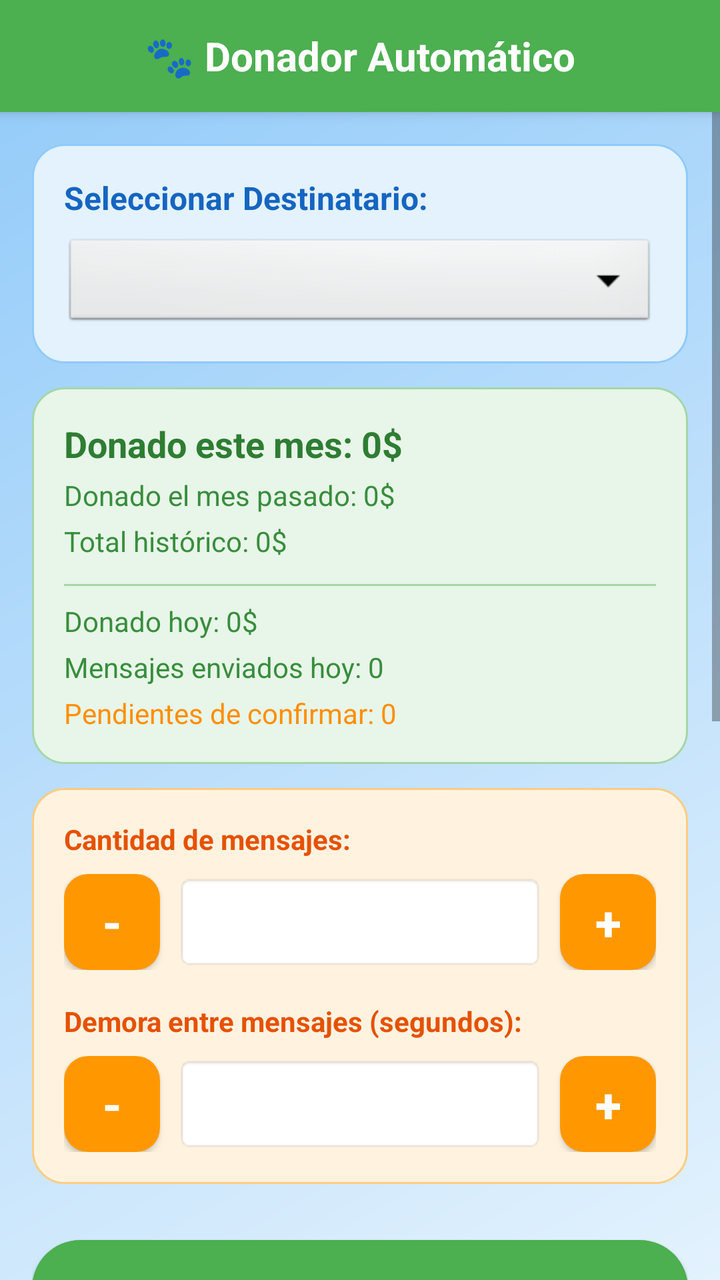
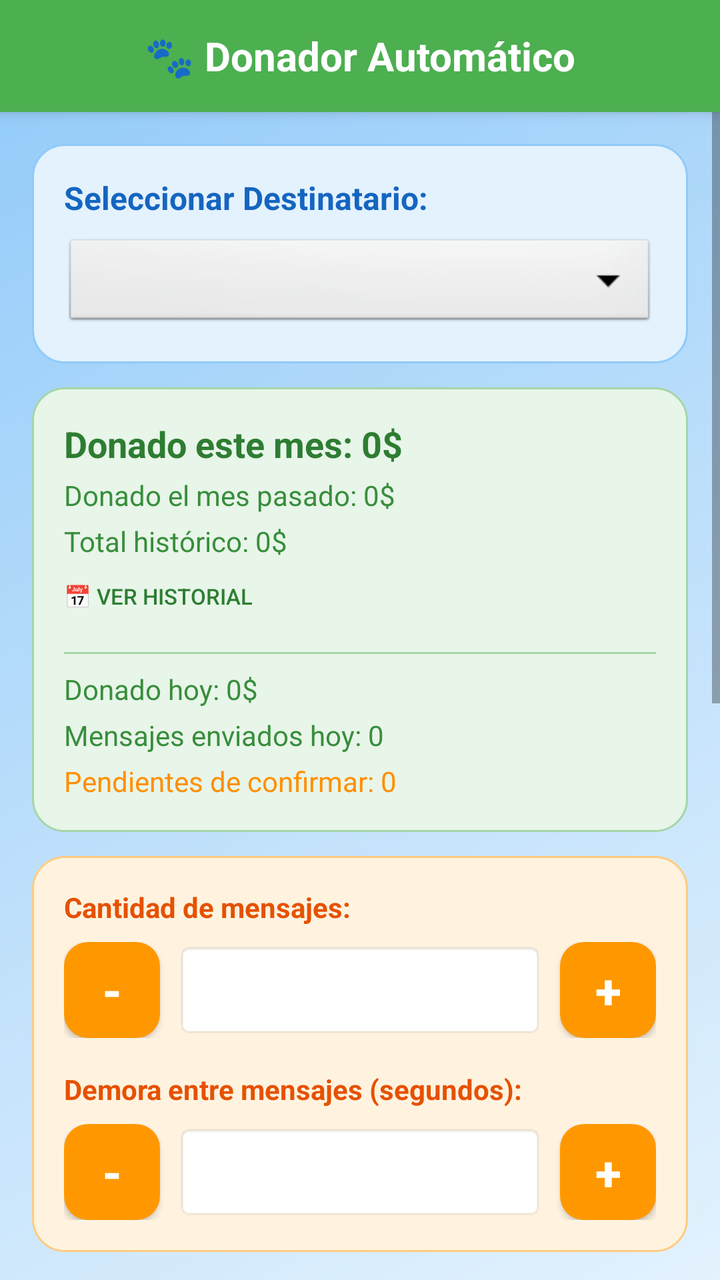

The first picture is an Android layout as it rendered before a commit; the second is the same layout after the commit. The layout source and the unified diff follow.
<!-- AndroidManifest.xml: activity theme Theme.DonadorAutomatico -->
<!-- res/layout/activity_main.xml -->
<?xml version="1.0" encoding="utf-8"?>
<LinearLayout xmlns:android="http://schemas.android.com/apk/res/android"
    android:layout_width="match_parent"
    android:layout_height="match_parent"
    android:orientation="vertical"
    android:background="@drawable/gradient_background">

    
    <LinearLayout
        android:layout_width="match_parent"
        android:layout_height="56dp"
        android:background="#4CAF50"
        android:gravity="center"
        android:elevation="4dp">

        <TextView
            android:layout_width="wrap_content"
            android:layout_height="wrap_content"
            android:text="🐾 Donador Automático"
            android:textSize="20sp"
            android:textStyle="bold"
            android:textColor="@android:color/white" />

    </LinearLayout>

    <ScrollView
        android:layout_width="match_parent"
        android:layout_height="0dp"
        android:layout_weight="1"
        android:fillViewport="true"
        android:clipToPadding="false">

        <LinearLayout
            android:layout_width="match_parent"
            android:layout_height="wrap_content"
            android:orientation="vertical"
            android:paddingStart="16dp"
            android:paddingEnd="16dp"
            android:paddingTop="16dp"
            android:paddingBottom="48dp">

    
    <LinearLayout
        android:layout_width="match_parent"
        android:layout_height="wrap_content"
        android:orientation="vertical"
        android:background="@drawable/card_pastel_blue"
        android:padding="16dp"
        android:layout_marginBottom="12dp">

        <TextView
            android:layout_width="wrap_content"
            android:layout_height="wrap_content"
            android:text="Seleccionar Destinatario:"
            android:textSize="16sp"
            android:textStyle="bold"
            android:textColor="#1565C0"
            android:layout_marginBottom="8dp" />

        <Spinner
            android:id="@+id/recipientSpinner"
            android:layout_width="match_parent"
            android:layout_height="48dp"
            android:background="@android:drawable/btn_dropdown" />

    </LinearLayout>

    
    <LinearLayout
        android:layout_width="match_parent"
        android:layout_height="wrap_content"
        android:orientation="vertical"
        android:background="@drawable/card_pastel_green"
        android:padding="16dp"
        android:layout_marginBottom="12dp">

        <TextView
            android:id="@+id/donationAmountTextView"
            android:layout_width="match_parent"
            android:layout_height="wrap_content"
            android:text="Donado este mes: 0$"
            android:textSize="18sp"
            android:textStyle="bold"
            android:textColor="#2E7D32"/>

        <TextView
            android:id="@+id/lastMonthDonationTextView"
            android:layout_width="match_parent"
            android:layout_height="wrap_content"
            android:text="Donado el mes pasado: 0$"
            android:textSize="14sp"
            android:textColor="#388E3C"
            android:layout_marginTop="4dp"/>

        <TextView
            android:id="@+id/totalDonationTextView"
            android:layout_width="match_parent"
            android:layout_height="wrap_content"
            android:text="Total histórico: 0$"
            android:textSize="14sp"
            android:textColor="#388E3C"
            android:layout_marginTop="4dp"/>

        <View
            android:layout_width="match_parent"
            android:layout_height="1dp"
            android:background="#A5D6A7"
            android:layout_marginTop="12dp"
            android:layout_marginBottom="8dp" />

        <TextView
            android:id="@+id/todayDonationTextView"
            android:layout_width="match_parent"
            android:layout_height="wrap_content"
            android:text="Donado hoy: 0$"
            android:textSize="14sp"
            android:textColor="#388E3C"/>

        <TextView
            android:id="@+id/sentMessagesTextView"
            android:layout_width="match_parent"
            android:layout_height="wrap_content"
            android:text="Mensajes enviados hoy: 0"
            android:textSize="14sp"
            android:textColor="#388E3C"
            android:layout_marginTop="4dp"/>

        <TextView
            android:id="@+id/pendingConfirmationsTextView"
            android:layout_width="match_parent"
            android:layout_height="wrap_content"
            android:text="Pendientes de confirmar: 0"
            android:textSize="14sp"
            android:textColor="#FF8F00"
            android:layout_marginTop="4dp"/>

    </LinearLayout>

    
    <LinearLayout
        android:layout_width="match_parent"
        android:layout_height="wrap_content"
        android:orientation="vertical"
        android:background="@drawable/card_pastel_orange"
        android:padding="16dp"
        android:layout_marginBottom="12dp">

        <TextView
            android:layout_width="wrap_content"
            android:layout_height="wrap_content"
            android:text="Cantidad de mensajes:"
            android:textSize="14sp"
            android:textStyle="bold"
            android:textColor="#E65100" />

        <LinearLayout
            android:layout_width="match_parent"
            android:layout_height="wrap_content"
            android:orientation="horizontal"
            android:gravity="center_vertical"
            android:layout_marginTop="8dp">

            <Button
                android:id="@+id/messageCountMinus"
                android:layout_width="48dp"
                android:layout_height="48dp"
                android:text="-"
                android:textSize="24sp"
                android:textStyle="bold"
                android:textColor="@android:color/white"
                android:background="@drawable/stepper_button" />

            <EditText
                android:id="@+id/messageCount"
                android:layout_width="0dp"
                android:layout_height="48dp"
                android:layout_weight="1"
                android:gravity="center"
                android:inputType="number"
                android:textSize="20sp"
                android:textStyle="bold"
                android:background="@android:drawable/editbox_background"
                android:layout_marginStart="8dp"
                android:layout_marginEnd="8dp" />

            <Button
                android:id="@+id/messageCountPlus"
                android:layout_width="48dp"
                android:layout_height="48dp"
                android:text="+"
                android:textSize="24sp"
                android:textStyle="bold"
                android:textColor="@android:color/white"
                android:background="@drawable/stepper_button" />

        </LinearLayout>

        <TextView
            android:layout_width="wrap_content"
            android:layout_height="wrap_content"
            android:text="Demora entre mensajes (segundos):"
            android:textSize="14sp"
            android:textStyle="bold"
            android:textColor="#E65100"
            android:layout_marginTop="16dp" />

        <LinearLayout
            android:layout_width="match_parent"
            android:layout_height="wrap_content"
            android:orientation="horizontal"
            android:gravity="center_vertical"
            android:layout_marginTop="8dp">

            <Button
                android:id="@+id/delayMinus"
                android:layout_width="48dp"
                android:layout_height="48dp"
                android:text="-"
                android:textSize="24sp"
                android:textStyle="bold"
                android:textColor="@android:color/white"
                android:background="@drawable/stepper_button" />

            <EditText
                android:id="@+id/delayInput"
                android:layout_width="0dp"
                android:layout_height="48dp"
                android:layout_weight="1"
                android:gravity="center"
                android:inputType="number"
                android:textSize="20sp"
                android:textStyle="bold"
                android:background="@android:drawable/editbox_background"
                android:layout_marginStart="8dp"
                android:layout_marginEnd="8dp" />

            <Button
                android:id="@+id/delayPlus"
                android:layout_width="48dp"
                android:layout_height="48dp"
                android:text="+"
                android:textSize="24sp"
                android:textStyle="bold"
                android:textColor="@android:color/white"
                android:background="@drawable/stepper_button" />

        </LinearLayout>

    </LinearLayout>

    <TextView
        android:id="@+id/progressTextView"
        android:layout_width="match_parent"
        android:layout_height="wrap_content"
        android:text=""
        android:textSize="14sp"
        android:layout_marginTop="8dp"
        android:gravity="center"
        android:visibility="gone" />

    <ProgressBar
        android:id="@+id/progressBar"
        style="?android:attr/progressBarStyleHorizontal"
        android:layout_width="match_parent"
        android:layout_height="wrap_content"
        android:layout_marginTop="8dp"
        android:visibility="gone" />

    <Button
        android:id="@+id/sendButton"
        android:layout_width="match_parent"
        android:layout_height="56dp"
        android:text="Enviar SMS"
        android:textColor="@android:color/white"
        android:textStyle="bold"
        android:textSize="16sp"
        android:background="@drawable/button_primary"
        android:layout_marginTop="16dp" />

    <Button
        android:id="@+id/checkBalanceButton"
        android:layout_width="match_parent"
        android:layout_height="56dp"
        android:text="Consultar Saldo"
        android:textColor="@android:color/white"
        android:textStyle="bold"
        android:textSize="16sp"
        android:background="@drawable/button_secondary"
        android:layout_marginTop="12dp" />

    
    <LinearLayout
        android:layout_width="match_parent"
        android:layout_height="wrap_content"
        android:orientation="vertical"
        android:background="@drawable/card_pastel_green"
        android:padding="16dp"
        android:layout_marginTop="16dp">

        <TextView
            android:id="@+id/balanceTextView"
            android:layout_width="match_parent"
            android:layout_height="wrap_content"
            android:textSize="16sp"
            android:textColor="#2E7D32"
            android:hint="Su saldo aparecerá aquí" />

    </LinearLayout>

    
    <LinearLayout
        android:layout_width="match_parent"
        android:layout_height="wrap_content"
        android:orientation="vertical"
        android:background="@drawable/card_pastel_purple"
        android:padding="16dp"
        android:layout_marginTop="12dp">

        <TextView
            android:layout_width="wrap_content"
            android:layout_height="wrap_content"
            android:text="Recordarme:"
            android:textSize="16sp"
            android:textStyle="bold"
            android:textColor="#6A1B9A"
            android:layout_marginBottom="8dp" />

        <CheckBox
            android:id="@+id/reminder4DaysCheckbox"
            android:layout_width="match_parent"
            android:layout_height="wrap_content"
            android:text="4 días antes de fin de mes"
            android:textColor="#6A1B9A" />

        <CheckBox
            android:id="@+id/reminder3DaysCheckbox"
            android:layout_width="match_parent"
            android:layout_height="wrap_content"
            android:text="3 días antes de fin de mes"
            android:textColor="#6A1B9A" />

        <CheckBox
            android:id="@+id/reminderPenultimateCheckbox"
            android:layout_width="match_parent"
            android:layout_height="wrap_content"
            android:text="El penúltimo día del mes"
            android:textColor="#6A1B9A" />

        <CheckBox
            android:id="@+id/reminderLastDayCheckbox"
            android:layout_width="match_parent"
            android:layout_height="wrap_content"
            android:text="El último día del mes"
            android:textColor="#6A1B9A" />

    </LinearLayout>

    <Button
        android:id="@+id/clearButton"
        android:layout_width="match_parent"
        android:layout_height="56dp"
        android:text="Limpiar Todo"
        android:textColor="@android:color/white"
        android:textStyle="bold"
        android:textSize="16sp"
        android:background="@drawable/button_danger"
        android:layout_marginTop="24dp"
        android:layout_marginBottom="32dp" />

        </LinearLayout>
    </ScrollView>
</LinearLayout>
<!-- resources referenced by this layout -->
<resources>
  <!-- drawable button_danger (drawable) -->
  <?xml version="1.0" encoding="utf-8"?>
  <ripple xmlns:android="http://schemas.android.com/apk/res/android"
      android:color="#80FFFFFF">
      <item>
          <shape android:shape="rectangle">
              <solid android:color="#F44336"/>
              <corners android:radius="24dp"/>
          </shape>
      </item>
  </ripple>
  <!-- drawable button_primary (drawable) -->
  <?xml version="1.0" encoding="utf-8"?>
  <ripple xmlns:android="http://schemas.android.com/apk/res/android"
      android:color="#80FFFFFF">
      <item>
          <shape android:shape="rectangle">
              <solid android:color="#4CAF50"/>
              <corners android:radius="24dp"/>
          </shape>
      </item>
  </ripple>
  <!-- drawable button_secondary (drawable) -->
  <?xml version="1.0" encoding="utf-8"?>
  <ripple xmlns:android="http://schemas.android.com/apk/res/android"
      android:color="#80FFFFFF">
      <item>
          <shape android:shape="rectangle">
              <solid android:color="#2196F3"/>
              <corners android:radius="24dp"/>
          </shape>
      </item>
  </ripple>
  <!-- drawable card_pastel_blue (drawable) -->
  <?xml version="1.0" encoding="utf-8"?>
  <shape xmlns:android="http://schemas.android.com/apk/res/android"
      android:shape="rectangle">
      <solid android:color="#E3F2FD"/>
      <corners android:radius="16dp"/>
      <stroke android:width="1dp" android:color="#90CAF9"/>
  </shape>
  <!-- drawable card_pastel_green (drawable) -->
  <?xml version="1.0" encoding="utf-8"?>
  <shape xmlns:android="http://schemas.android.com/apk/res/android"
      android:shape="rectangle">
      <solid android:color="#E8F5E9"/>
      <corners android:radius="16dp"/>
      <stroke android:width="1dp" android:color="#A5D6A7"/>
  </shape>
  <!-- drawable card_pastel_orange (drawable) -->
  <?xml version="1.0" encoding="utf-8"?>
  <shape xmlns:android="http://schemas.android.com/apk/res/android"
      android:shape="rectangle">
      <solid android:color="#FFF3E0"/>
      <corners android:radius="16dp"/>
      <stroke android:width="1dp" android:color="#FFCC80"/>
  </shape>
  <!-- drawable card_pastel_purple (drawable) -->
  <?xml version="1.0" encoding="utf-8"?>
  <shape xmlns:android="http://schemas.android.com/apk/res/android"
      android:shape="rectangle">
      <solid android:color="#F3E5F5"/>
      <corners android:radius="16dp"/>
      <stroke android:width="1dp" android:color="#CE93D8"/>
  </shape>
  <!-- drawable gradient_background (drawable) -->
  <?xml version="1.0" encoding="utf-8"?>
  <shape xmlns:android="http://schemas.android.com/apk/res/android">
      <gradient
          android:startColor="#E3F2FD"
          android:centerColor="#BBDEFB"
          android:endColor="#90CAF9"
          android:angle="135"
          android:type="linear" />
  </shape>
  <!-- drawable stepper_button (drawable) -->
  <?xml version="1.0" encoding="utf-8"?>
  <ripple xmlns:android="http://schemas.android.com/apk/res/android"
      android:color="#80FFFFFF">
      <item>
          <shape android:shape="rectangle">
              <solid android:color="#FF9800"/>
              <corners android:radius="12dp"/>
          </shape>
      </item>
  </ripple>
  <style name="Theme.DonadorAutomatico" parent="Theme.AppCompat.Light.NoActionBar">
          <item name="colorPrimary">#4CAF50</item>
          <item name="colorPrimaryDark">#388E3C</item>
          <item name="colorAccent">#FF9800</item>
          <item name="android:windowFullscreen">true</item>
          <item name="android:windowNoTitle">true</item>
      </style>
</resources>

<!-- the commit's change to res/layout/activity_main.xml (unified diff, before → after) -->
@@ -101,6 +101,18 @@
             android:textColor="#388E3C"
             android:layout_marginTop="4dp"/>
 
+        <Button
+            android:id="@+id/historyButton"
+            android:layout_width="wrap_content"
+            android:layout_height="32dp"
+            android:text="📅 Ver historial"
+            android:textSize="11sp"
+            android:textColor="#2E7D32"
+            android:background="@android:color/transparent"
+            android:paddingStart="0dp"
+            android:paddingEnd="0dp"
+            android:layout_marginTop="2dp"/>
+
         <View
             android:layout_width="match_parent"
             android:layout_height="1dp"
@@ -125,14 +137,35 @@
             android:textColor="#388E3C"
             android:layout_marginTop="4dp"/>
 
-        <TextView
-            android:id="@+id/pendingConfirmationsTextView"
-            android:layout_width="match_parent"
-            android:layout_height="wrap_content"
-            android:text="Pendientes de confirmar: 0"
-            android:textSize="14sp"
-            android:textColor="#FF8F00"
-            android:layout_marginTop="4dp"/>
+        <LinearLayout
+            android:layout_width="match_parent"
+            android:layout_height="wrap_content"
+            android:orientation="horizontal"
+            android:gravity="center_vertical"
+            android:layout_marginTop="4dp">
+
+            <TextView
+                android:id="@+id/pendingConfirmationsTextView"
+                android:layout_width="0dp"
+                android:layout_height="wrap_content"
+                android:layout_weight="1"
+                android:text="Pendientes de confirmar: 0"
+                android:textSize="14sp"
+                android:textColor="#FF8F00"/>
+
+            <Button
+                android:id="@+id/manualConfirmButton"
+                android:layout_width="wrap_content"
+                android:layout_height="36dp"
+                android:text="✋ Confirmar"
+                android:textSize="11sp"
+                android:textColor="@android:color/white"
+                android:background="@drawable/button_secondary"
+                android:paddingStart="8dp"
+                android:paddingEnd="8dp"
+                android:visibility="gone"/>
+
+        </LinearLayout>
 
     </LinearLayout>
 
@@ -359,10 +392,10 @@
         android:id="@+id/clearButton"
         android:layout_width="match_parent"
         android:layout_height="56dp"
-        android:text="Limpiar Todo"
+        android:text="🔄 Reiniciar contadores de sesión"
         android:textColor="@android:color/white"
         android:textStyle="bold"
-        android:textSize="16sp"
+        android:textSize="14sp"
         android:background="@drawable/button_danger"
         android:layout_marginTop="24dp"
         android:layout_marginBottom="32dp" />
